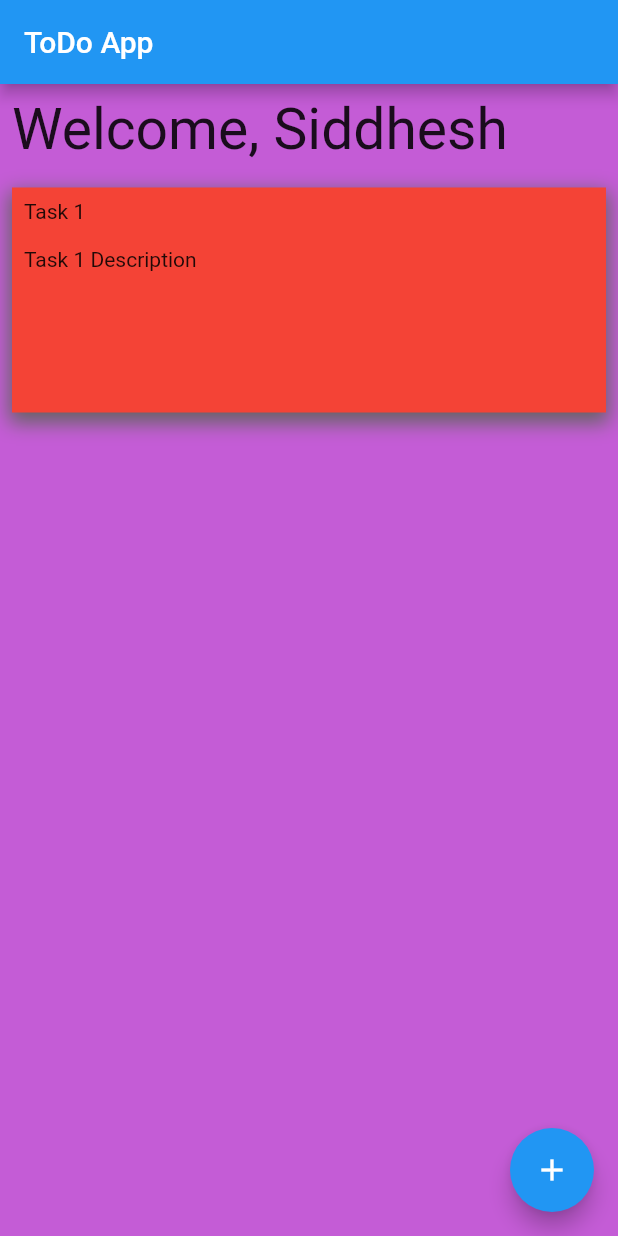
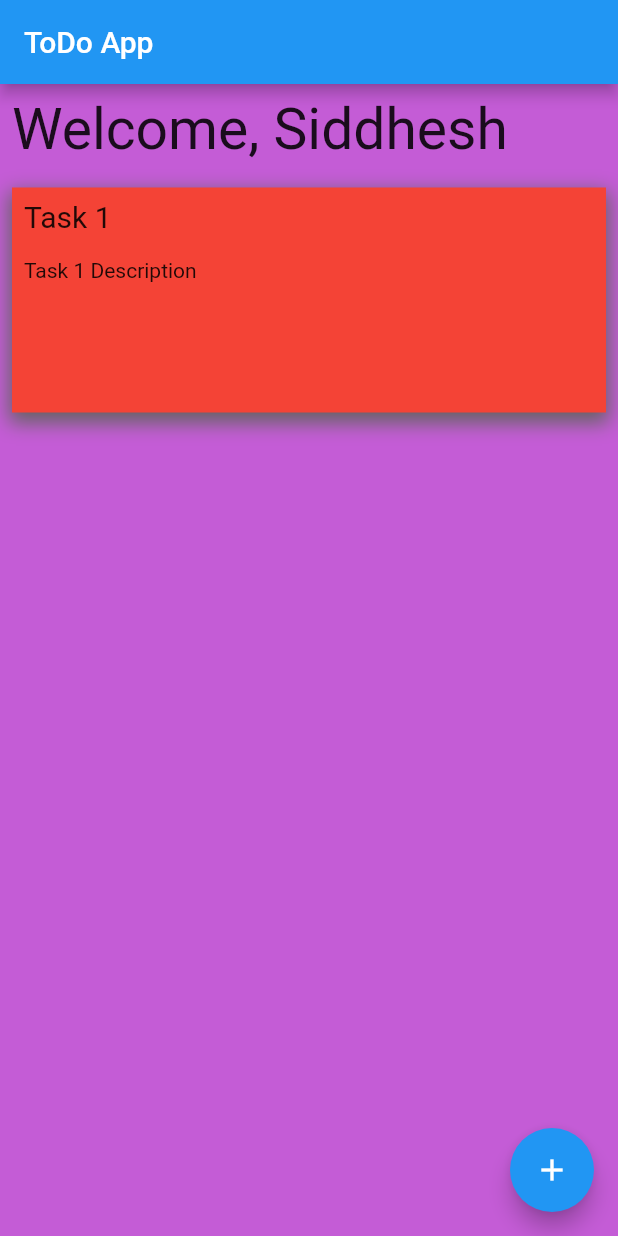
Before and after one commit to siddhesh12323/todo_provider, a Flutter app: the screen it shows after launch, on a phone screen of 412 x 824 dp. Run offline on Flutter 3.47's test engine with Material 2 defaults, Android fonts, the phone set to English and light mode, and no system bars; missing offline and left inert: flutter_material_color_picker; Roboto replaces fonts that are missing (Product Sans).

Commit message:
third commit font editing enabled, added comments

```diff
--- a/lib/screens/home.dart
+++ b/lib/screens/home.dart
@@ -4,20 +4,22 @@ import 'package:todo_provider/models/task.dart';
 import 'package:todo_provider/screens/add_task.dart';
 
 class HomePage extends StatelessWidget {
-  HomePage({super.key});
+  const HomePage({super.key});
   final snackBar = const SnackBar(content: Text('Task Deleted!'));
   @override
   Widget build(BuildContext context) {
     int? sendIndex;
     return Scaffold(
       appBar: AppBar(
-        title: Text('ToDo App'),
+        title: const Text('ToDo App'),
       ),
       // Theme: Background Color
       backgroundColor: Color.fromARGB(255, 196, 92, 214),
       body: Column(
         crossAxisAlignment: CrossAxisAlignment.start,
-        children: [
+        children:
+        [
+          // Welcome Message
           const Padding(
             padding: EdgeInsets.all(8),
             // Name of the user
@@ -27,22 +29,27 @@ class HomePage extends StatelessWidget {
               style: TextStyle(fontSize: 38),
             ),
           ),
+          // List of tasks
           Expanded(
             child: context.watch<TaskData>().listTask.isEmpty
-                ? const Padding(
+                ?
+                // If there are no tasks
+                const Padding(
                     padding: EdgeInsets.all(8.0),
                     child: Text(
                       'Tap + to add a new task',
                       style: TextStyle(fontSize: 18),
                     ),
                   )
-                : ListView.builder(
+                :
+                // Else show tasks in list
+                ListView.builder(
                     itemCount: context.watch<TaskData>().listTask.length,
-                    // tasklist.length,
                     itemBuilder: (context, index) {
                       return Padding(
                         padding: const EdgeInsets.all(8.0),
                         child: GestureDetector(
+                          // On single press take user to the add list page
                           onTap: () {
                             Navigator.push(
                                 context,
@@ -50,12 +57,15 @@ class HomePage extends StatelessWidget {
                                     builder: (context) =>
                                         AddTask(recievedIndex: index)));
                           },
+                          // On Long Press Show Popup menu
                           onLongPress: () {
                             myAsyncFunction(context, index);
                           },
+                          // Task Card
                           child: Container(
-                            // elevation: 5,
+                            // Card Decoration
                             height: 150,
+                            width: double.maxFinite,
                             decoration: BoxDecoration(
                                 color: context.watch<TaskData>().listTask[index].taskColor,
                                 boxShadow: const [
@@ -65,25 +75,32 @@ class HomePage extends StatelessWidget {
                                       blurRadius: 10,
                                       offset: Offset(0, 5))
                                 ]),
-                            width: double.maxFinite,
+                            // Contents of Card (Task Name, Description)
                             child: Column(
                               crossAxisAlignment: CrossAxisAlignment.start,
                               children: [
+                                // Task Name
                                 Padding(
                                   padding:
                                       const EdgeInsets.fromLTRB(8, 8, 0, 8),
                                   child: Text(context
                                       .watch<TaskData>()
                                       .listTask[index]
-                                      .taskTitle!),
+                                      .taskTitle!, style:
+                                      TextStyle(fontSize: 20,fontFamily:
+                                      context.watch<TaskData>().listTask[index].taskFont),),
                                 ),
+                                // Task Description
                                 Padding(
                                   padding:
                                       const EdgeInsets.fromLTRB(8, 8, 0, 8),
                                   child: Text(context
                                       .watch<TaskData>()
                                       .listTask[index]
-                                      .taskDescription!),
+                                      .taskDescription!,
+                                      style:
+                                      TextStyle(fontFamily:
+                                      context.watch<TaskData>().listTask[index].taskFont),),
                                 ),
                               ],
                             ),
```
Also changed, not shown: lib/models/task.dart (+4 -4 lines), lib/screens/add_task.dart (+28 -13 lines).
